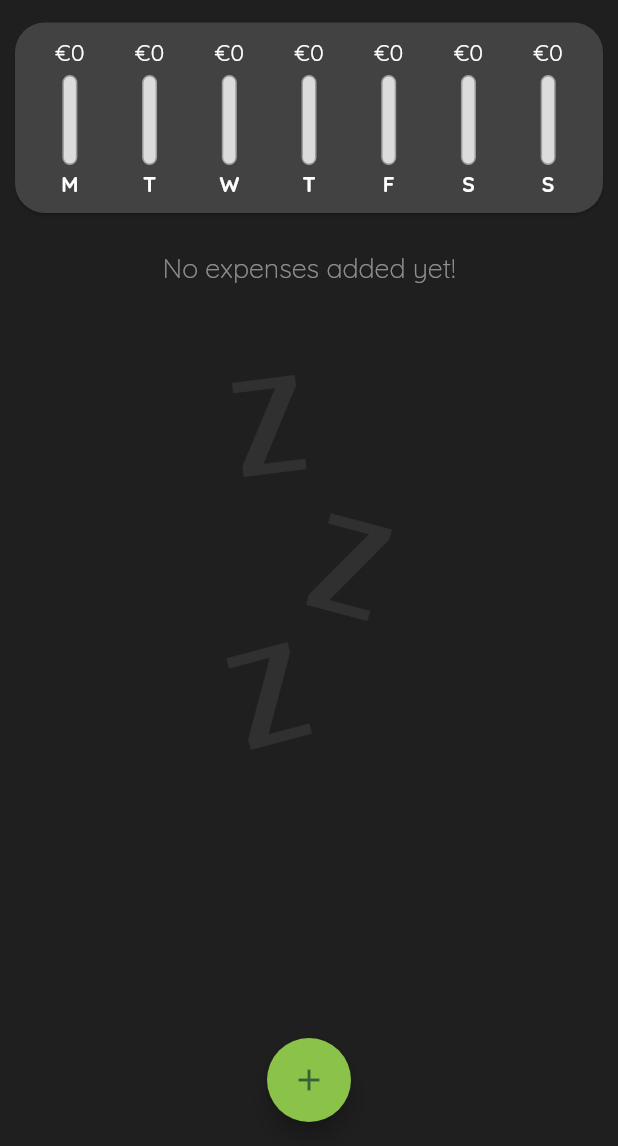
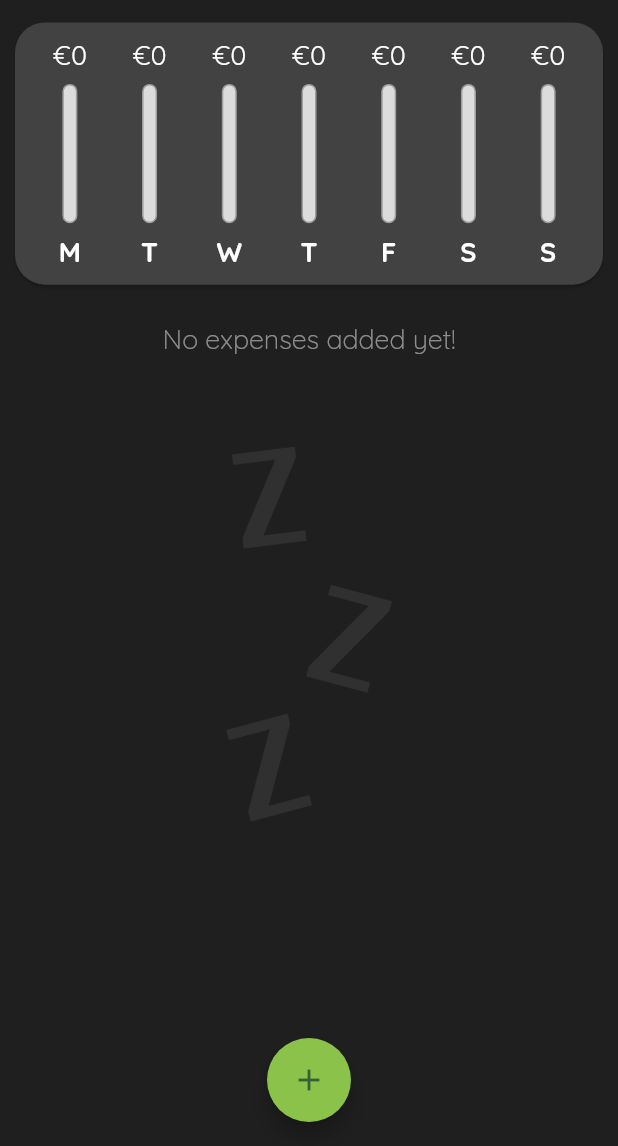
Before and after one commit to mmarolin/expenz-flutter, a Flutter app: the screen it shows after launch, after a tap on the "dark mode" icon, on a phone screen of 412 x 824 dp, the part 90-1236 px from its top. Run offline on Flutter 3.47's test engine with Material 2 defaults, Android fonts, the phone set to English and light mode, and no system bars.

Commit message:
some final changes

```diff
--- a/lib/main.dart
+++ b/lib/main.dart
@@ -1,4 +1,5 @@
 import 'package:flutter/material.dart';
+import 'package:flutter/services.dart';
 
 import './widgets/transaction_list.dart';
 import './models/transaction.dart';
@@ -6,7 +7,14 @@ import './widgets/new_transaction.dart';
 import './widgets/chart.dart';
 import './themes.dart';
 
-void main() => runApp(MyApp());
+void main() {
+  WidgetsFlutterBinding.ensureInitialized();
+  SystemChrome.setPreferredOrientations([
+    DeviceOrientation.portraitUp,
+    DeviceOrientation.portraitDown,
+  ]);
+  runApp(MyApp());
+}
 
 class MyApp extends StatelessWidget {
   static final ValueNotifier<ThemeMode> themeNotifier =
@@ -96,9 +104,7 @@ class _MyHomePageState extends State<MyHomePage> {
 
   @override
   Widget build(BuildContext context) {
-    return Scaffold(
-      backgroundColor: Theme.of(context).scaffoldBackgroundColor,
-      appBar: AppBar(
+    final appBar = AppBar(
         backgroundColor: Colors.transparent,
         elevation: 0.0,
         toolbarHeight: 60,
@@ -142,15 +148,30 @@ class _MyHomePageState extends State<MyHomePage> {
                 icon: Icon(Icons.add),
                 onPressed: () => _startAddNewTransaction(context)),
           ),
-          ]),
+        ]);
+    return Scaffold(
+      backgroundColor: Theme.of(context).scaffoldBackgroundColor,
+      appBar: appBar,
       body: Container(
         child: Column(
           mainAxisAlignment: MainAxisAlignment.start,
           crossAxisAlignment: CrossAxisAlignment.stretch,
           children: <Widget>[
             SizedBox(height: 5),
-            Chart(_recentTransactions),
-            Expanded(
+            Container(
+              height: (MediaQuery.of(context).size.height -
+                      appBar.preferredSize.height -
+                      MediaQuery.of(context).padding.top -
+                      5) *
+                  0.25,
+              child: Chart(_recentTransactions),
+            ),
+            Container(
+                height: (MediaQuery.of(context).size.height -
+                        appBar.preferredSize.height -
+                        MediaQuery.of(context).padding.top -
+                        5) *
+                    0.75,
                 child: TransactionList(_userTransactions, _deleteTransaction))
           ],
         ),
--- a/lib/widgets/chart_bar.dart
+++ b/lib/widgets/chart_bar.dart
@@ -9,17 +9,19 @@ class ChartBar extends StatelessWidget {
 
   @override
   Widget build(BuildContext context) {
+    return LayoutBuilder(
+      builder: (ctx, constraints) {
         return Column(
           children: <Widget>[
             Container(
-          height: 20,
+              height: constraints.maxHeight * 0.15,
               child: FittedBox(
                 child: Text('€${spendingAmount.toStringAsFixed(0)}'),
               ),
             ),
-        SizedBox(height: 5),
+            SizedBox(height: constraints.maxHeight * 0.05),
             Container(
-          height: 60,
+              height: constraints.maxHeight * 0.6,
               width: 10,
               child: Stack(
                 alignment: AlignmentDirectional.bottomStart,
@@ -49,9 +51,15 @@ class ChartBar extends StatelessWidget {
                 ],
               ),
             ),
-        SizedBox(height: 4),
-        Text(label, style: TextStyle(fontWeight: FontWeight.bold)),
+            SizedBox(height: constraints.maxHeight * 0.05),
+            Container(
+                height: constraints.maxHeight * 0.15,
+                child: FittedBox(
+                    child: Text(label,
+                        style: TextStyle(fontWeight: FontWeight.bold)))),
           ],
+        );
+      },
     );
   }
 }
--- a/lib/widgets/transaction_list.dart
+++ b/lib/widgets/transaction_list.dart
@@ -11,9 +11,7 @@ class TransactionList extends StatelessWidget {
 
   @override
   Widget build(BuildContext context) {
-    return Container(
-      height: MediaQuery.of(context).size.height * 0.66475,
-      child: transactions.isEmpty
+    return transactions.isEmpty
         ? Column(children: <Widget>[
             SizedBox(height: 20),
             Opacity(
@@ -70,8 +68,7 @@ class TransactionList extends StatelessWidget {
                       ),
                       subtitle: Container(
                         child: Text(
-                              DateFormat.MMMMd()
-                                  .format(transactions[index].date),
+                            DateFormat.MMMMd().format(transactions[index].date),
                             style: TextStyle(
                               color: Colors.grey,
                               fontSize: 12,
@@ -87,7 +84,6 @@ class TransactionList extends StatelessWidget {
               );
             },
             itemCount: transactions.length,
-            ),
           );
   }
 }
```
Lines whose indentation alone changed are shown as unchanged.
